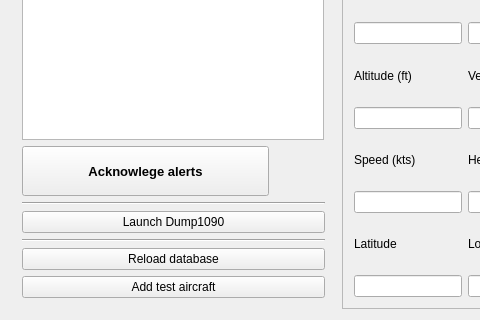
Before: the Qt Designer form mainwindow.ui in squirreldev-fs/adsbAlerting, drawn with Qt 5; both pictures show x 0 to 480 and y 260 to 580 of the 809 by 580 pixel window.
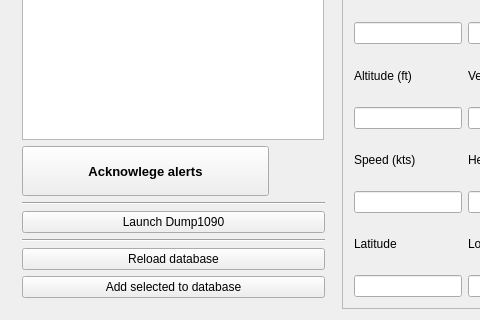
After: the same form once the commit is applied.

Commit message:
Button to add the selected icao to the database
Details are to be added by hand.
Removed test aircraft button.

Diff of the .ui file:
```diff
--- a/mainwindow.ui
+++ b/mainwindow.ui
@@ -240,7 +240,7 @@
          <item>
           <widget class="QPushButton" name="bAddTest">
            <property name="text">
-            <string>Add test aircraft</string>
+            <string>Add selected to database</string>
            </property>
           </widget>
          </item>
```
Left out of the diff: 4 changed lines with no effect on the pictures. The commit also changes 2 other files.
